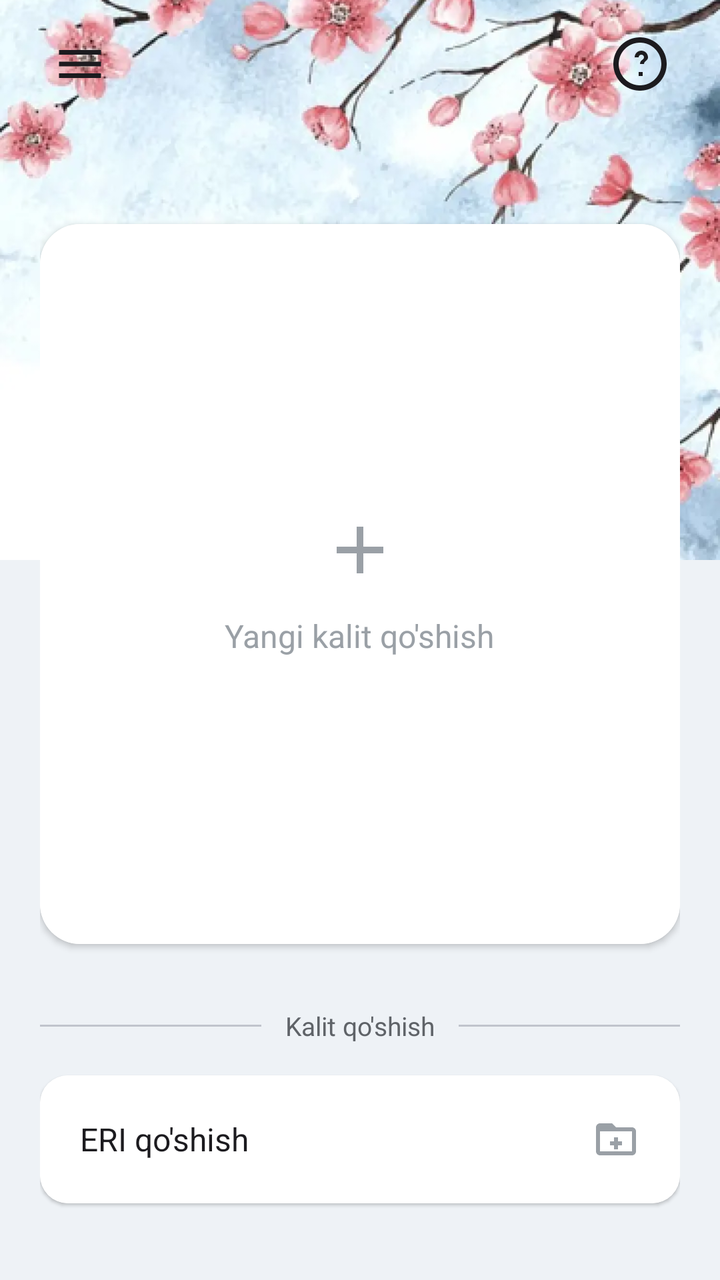
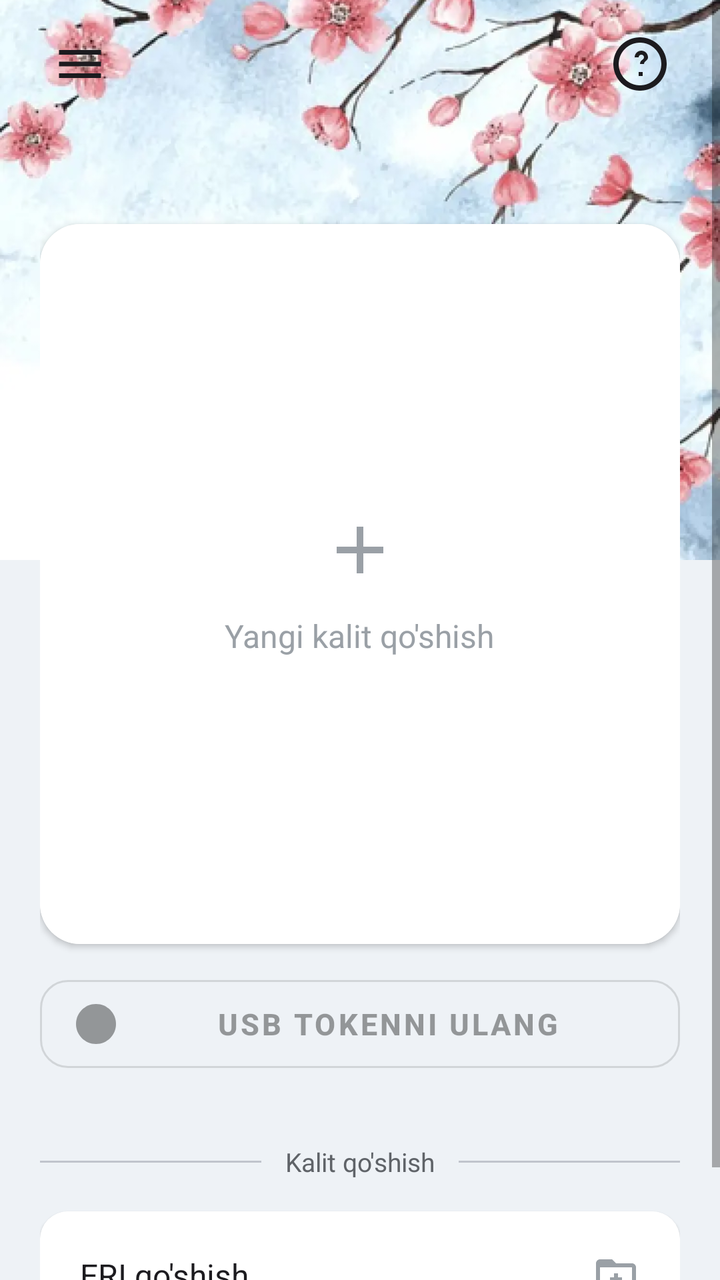

Compare the two renders of this Android layout. The source of the first and the diff that turns it into the second are given below.
<!-- AndroidManifest.xml: fallback theme Theme.MaterialComponents.DayNight.NoActionBar -->
<!-- res/layout/eimzo_ui_fragment_home.xml -->
<?xml version="1.0" encoding="utf-8"?>
<FrameLayout
    xmlns:android="http://schemas.android.com/apk/res/android"
    xmlns:app="http://schemas.android.com/apk/res-auto"
    android:layout_width="match_parent"
    android:layout_height="match_parent"
    android:background="#EEF2F6">

    <ImageView
        android:layout_width="match_parent"
        android:layout_height="280dp"
        android:scaleType="centerCrop"
        android:src="@drawable/eimzo_ui_bg_sakura"
        android:contentDescription="@null" />

    <ScrollView
        android:layout_width="match_parent"
        android:layout_height="match_parent"
        android:fillViewport="true">

        <LinearLayout
            android:layout_width="match_parent"
            android:layout_height="wrap_content"
            android:orientation="vertical"
            android:paddingHorizontal="20dp">

            
            <LinearLayout
                android:layout_width="match_parent"
                android:layout_height="wrap_content"
                android:orientation="horizontal"
                android:paddingTop="12dp"
                android:paddingBottom="20dp">

                <ImageView
                    android:id="@+id/btnMenu"
                    android:layout_width="40dp"
                    android:layout_height="40dp"
                    android:padding="6dp"
                    android:src="@drawable/eimzo_ui_ic_menu"
                    android:background="?attr/selectableItemBackgroundBorderless"
                    android:contentDescription="@string/eimzo_ui_home" />

                <View
                    android:layout_width="0dp"
                    android:layout_height="0dp"
                    android:layout_weight="1" />

                <ImageView
                    android:id="@+id/btnHelp"
                    android:layout_width="40dp"
                    android:layout_height="40dp"
                    android:padding="4dp"
                    android:src="@drawable/eimzo_ui_ic_help"
                    android:background="?attr/selectableItemBackgroundBorderless"
                    android:contentDescription="@string/eimzo_ui_home" />
            </LinearLayout>

            <Space
                android:layout_width="match_parent"
                android:layout_height="40dp" />

            
            <LinearLayout
                android:id="@+id/headerKeys"
                android:layout_width="match_parent"
                android:layout_height="wrap_content"
                android:orientation="horizontal"
                android:gravity="center_vertical"
                android:layout_marginBottom="12dp"
                android:visibility="gone">

                <TextView
                    android:layout_width="0dp"
                    android:layout_height="wrap_content"
                    android:layout_weight="1"
                    android:text="@string/eimzo_ui_my_keys_full"
                    android:textColor="#1C1B1F"
                    android:textSize="20sp"
                    android:textStyle="bold" />

                <LinearLayout
                    android:id="@+id/btnSeeAll"
                    android:layout_width="wrap_content"
                    android:layout_height="wrap_content"
                    android:orientation="horizontal"
                    android:gravity="center_vertical"
                    android:clickable="true"
                    android:focusable="true"
                    android:background="?attr/selectableItemBackgroundBorderless"
                    android:paddingHorizontal="6dp"
                    android:paddingVertical="4dp">

                    <TextView
                        android:layout_width="wrap_content"
                        android:layout_height="wrap_content"
                        android:text="@string/eimzo_ui_see_all"
                        android:textColor="@color/eimzo_ui_primary"
                        android:textSize="15sp"
                        android:textStyle="bold" />

                    <ImageView
                        android:layout_width="20dp"
                        android:layout_height="20dp"
                        android:layout_marginStart="2dp"
                        android:src="@drawable/eimzo_ui_ic_chevron_right"
                        app:tint="@color/eimzo_ui_primary" />
                </LinearLayout>
            </LinearLayout>

            
            <androidx.cardview.widget.CardView
                android:id="@+id/cardKey"
                android:layout_width="match_parent"
                android:layout_height="220dp"
                app:cardCornerRadius="20dp"
                app:cardElevation="8dp"
                android:visibility="gone">

                <androidx.constraintlayout.widget.ConstraintLayout
                    android:layout_width="match_parent"
                    android:layout_height="match_parent"
                    android:background="@drawable/eimzo_ui_gradient_card"
                    android:padding="20dp">

                    <TextView
                        android:id="@+id/lblHomeStir"
                        android:layout_width="wrap_content"
                        android:layout_height="wrap_content"
                        android:text="@string/eimzo_ui_label_stir"
                        android:textColor="#B3FFFFFF"
                        android:textSize="12sp"
                        app:layout_constraintTop_toTopOf="parent"
                        app:layout_constraintStart_toStartOf="parent" />

                    <TextView
                        android:id="@+id/tvKeyId"
                        android:layout_width="wrap_content"
                        android:layout_height="wrap_content"
                        android:layout_marginTop="2dp"
                        android:textColor="#FFFFFF"
                        android:textSize="18sp"
                        android:textStyle="bold"
                        app:layout_constraintTop_toBottomOf="@id/lblHomeStir"
                        app:layout_constraintStart_toStartOf="parent" />

                    <TextView
                        android:id="@+id/tvKeyName"
                        android:layout_width="0dp"
                        android:layout_height="wrap_content"
                        android:textColor="#FFFFFF"
                        android:textSize="20sp"
                        android:textStyle="bold"
                        android:maxLines="2"
                        android:ellipsize="end"
                        app:layout_constraintTop_toTopOf="parent"
                        app:layout_constraintBottom_toBottomOf="parent"
                        app:layout_constraintStart_toStartOf="parent"
                        app:layout_constraintEnd_toEndOf="parent" />

                    <TextView
                        android:id="@+id/lblHomeJshshir"
                        android:layout_width="wrap_content"
                        android:layout_height="wrap_content"
                        android:text="@string/eimzo_ui_label_jshshir"
                        android:textColor="#B3FFFFFF"
                        android:textSize="12sp"
                        app:layout_constraintStart_toStartOf="parent"
                        app:layout_constraintBottom_toTopOf="@id/tvKeyPinfl" />

                    <TextView
                        android:id="@+id/tvKeyPinfl"
                        android:layout_width="0dp"
                        android:layout_height="wrap_content"
                        android:textColor="#FFFFFF"
                        android:textSize="16sp"
                        android:textStyle="bold"
                        app:layout_constraintStart_toStartOf="parent"
                        app:layout_constraintEnd_toStartOf="@id/guidelineHomeMid"
                        app:layout_constraintBottom_toBottomOf="parent" />

                    <androidx.constraintlayout.widget.Guideline
                        android:id="@+id/guidelineHomeMid"
                        android:layout_width="wrap_content"
                        android:layout_height="wrap_content"
                        android:orientation="vertical"
                        app:layout_constraintGuide_percent="0.55" />

                    <TextView
                        android:id="@+id/lblHomeDuration"
                        android:layout_width="wrap_content"
                        android:layout_height="wrap_content"
                        android:text="@string/eimzo_ui_label_duration"
                        android:textColor="#B3FFFFFF"
                        android:textSize="12sp"
                        app:layout_constraintStart_toStartOf="@id/guidelineHomeMid"
                        app:layout_constraintBottom_toTopOf="@id/tvKeyExpiry" />

                    <TextView
                        android:id="@+id/tvKeyExpiry"
                        android:layout_width="0dp"
                        android:layout_height="wrap_content"
                        android:textColor="#FFFFFF"
                        android:textSize="16sp"
                        android:textStyle="bold"
                        app:layout_constraintStart_toStartOf="@id/guidelineHomeMid"
                        app:layout_constraintEnd_toEndOf="parent"
                        app:layout_constraintBottom_toBottomOf="parent" />
                </androidx.constraintlayout.widget.ConstraintLayout>
            </androidx.cardview.widget.CardView>

            
            <androidx.cardview.widget.CardView
                android:id="@+id/tvNoKey"
                android:layout_width="match_parent"
                android:layout_height="360dp"
                app:cardCornerRadius="20dp"
                app:cardElevation="2dp"
                android:clickable="true"
                android:focusable="true"
                android:foreground="?attr/selectableItemBackground">

                <LinearLayout
                    android:layout_width="match_parent"
                    android:layout_height="match_parent"
                    android:orientation="vertical"
                    android:gravity="center"
                    android:padding="24dp"
                    android:background="#FFFFFF">

                    <ImageView
                        android:layout_width="40dp"
                        android:layout_height="40dp"
                        android:src="@drawable/eimzo_ui_ic_add"
                        app:tint="#9AA0A6" />

                    <TextView
                        android:layout_width="wrap_content"
                        android:layout_height="wrap_content"
                        android:layout_marginTop="12dp"
                        android:text="@string/eimzo_ui_new_key_add"
                        android:textColor="#9AA0A6"
                        android:textSize="16sp" />
                </LinearLayout>
            </androidx.cardview.widget.CardView>

            
            <androidx.cardview.widget.CardView
                android:id="@+id/cardDeepLink"
                android:layout_width="match_parent"
                android:layout_height="wrap_content"
                android:layout_marginTop="12dp"
                app:cardCornerRadius="14dp"
                app:cardElevation="1dp"
                android:visibility="gone">

                <LinearLayout
                    android:layout_width="match_parent"
                    android:layout_height="wrap_content"
                    android:orientation="vertical"
                    android:padding="14dp"
                    android:background="#E8F7F1">

                    <TextView
                        android:layout_width="match_parent"
                        android:layout_height="wrap_content"
                        android:text="@string/eimzo_ui_deeplink_received"
                        android:textColor="@color/eimzo_ui_primary_dark"
                        android:textSize="13sp"
                        android:textStyle="bold" />

                    <TextView
                        android:id="@+id/tvDeepLinkInfo"
                        android:layout_width="match_parent"
                        android:layout_height="wrap_content"
                        android:layout_marginTop="4dp"
                        android:textColor="#1C1B1F"
                        android:textSize="12sp"
                        android:maxLines="2"
                        android:ellipsize="middle" />
                </LinearLayout>
            </androidx.cardview.widget.CardView>

            
            <com.google.android.material.button.MaterialButton
                android:id="@+id/btnSign"
                android:layout_width="match_parent"
                android:layout_height="56dp"
                android:layout_marginTop="16dp"
                android:text="@string/eimzo_ui_sign"
                android:textSize="16sp"
                android:textStyle="bold"
                app:cornerRadius="14dp"
                app:backgroundTint="@color/eimzo_ui_primary"
                android:visibility="gone" />

            
            <LinearLayout
                android:layout_width="match_parent"
                android:layout_height="wrap_content"
                android:orientation="horizontal"
                android:gravity="center_vertical"
                android:layout_marginTop="32dp"
                android:layout_marginBottom="16dp">

                <View
                    android:layout_width="0dp"
                    android:layout_height="1dp"
                    android:layout_weight="1"
                    android:background="#C0C4CC" />

                <TextView
                    android:layout_width="wrap_content"
                    android:layout_height="wrap_content"
                    android:paddingHorizontal="12dp"
                    android:text="@string/eimzo_ui_key_add_section"
                    android:textColor="#5F6368"
                    android:textSize="13sp" />

                <View
                    android:layout_width="0dp"
                    android:layout_height="1dp"
                    android:layout_weight="1"
                    android:background="#C0C4CC" />
            </LinearLayout>

            
            <androidx.cardview.widget.CardView
                android:id="@+id/rowAddEri"
                android:layout_width="match_parent"
                android:layout_height="64dp"
                app:cardCornerRadius="14dp"
                app:cardElevation="1dp"
                android:clickable="true"
                android:focusable="true"
                android:foreground="?attr/selectableItemBackground">

                <LinearLayout
                    android:layout_width="match_parent"
                    android:layout_height="match_parent"
                    android:orientation="horizontal"
                    android:gravity="center_vertical"
                    android:paddingHorizontal="20dp"
                    android:background="#FFFFFF">

                    <TextView
                        android:layout_width="0dp"
                        android:layout_height="wrap_content"
                        android:layout_weight="1"
                        android:text="@string/eimzo_ui_add_eri_short"
                        android:textColor="#1C1B1F"
                        android:textSize="16sp" />

                    <ImageView
                        android:layout_width="24dp"
                        android:layout_height="24dp"
                        android:src="@drawable/eimzo_ui_ic_folder_add" />
                </LinearLayout>
            </androidx.cardview.widget.CardView>

            
            <TextView
                android:id="@+id/tvSignResult"
                android:layout_width="match_parent"
                android:layout_height="wrap_content"
                android:layout_marginTop="16dp"
                android:textSize="14sp"
                android:visibility="gone" />

            <ProgressBar
                android:id="@+id/progressBar"
                android:layout_width="wrap_content"
                android:layout_height="wrap_content"
                android:layout_gravity="center_horizontal"
                android:layout_marginTop="16dp"
                android:visibility="gone" />

            
            <Space
                android:id="@+id/btnUsbToken"
                android:layout_width="0dp"
                android:layout_height="0dp" />

            <Space
                android:layout_width="match_parent"
                android:layout_height="32dp" />
        </LinearLayout>
    </ScrollView>
</FrameLayout>
<!-- resources referenced by this layout -->
<resources>
  <color name="eimzo_ui_primary">#00C68E</color>
  <color name="eimzo_ui_primary_dark">#00A376</color>
  <!-- drawable eimzo_ui_gradient_card (drawable) -->
  <?xml version="1.0" encoding="utf-8"?>
  <shape xmlns:android="http://schemas.android.com/apk/res/android"
      android:shape="rectangle">
      <gradient
          android:startColor="#136A8A"
          android:endColor="#267871"
          android:angle="0" />
      <corners android:radius="20dp" />
  </shape>
  <!-- drawable eimzo_ui_ic_add (drawable) -->
  <?xml version="1.0" encoding="utf-8"?>
  <vector xmlns:android="http://schemas.android.com/apk/res/android"
      android:width="24dp"
      android:height="24dp"
      android:viewportWidth="24"
      android:viewportHeight="24">
      <path
          android:fillColor="@android:color/white"
          android:pathData="M19,13h-6v6h-2v-6H5v-2h6V5h2v6h6v2z" />
  </vector>
  <!-- drawable eimzo_ui_ic_chevron_right (drawable) -->
  <?xml version="1.0" encoding="utf-8"?>
  <vector xmlns:android="http://schemas.android.com/apk/res/android"
      android:width="24dp"
      android:height="24dp"
      android:viewportWidth="24"
      android:viewportHeight="24">
      <path
          android:fillColor="@android:color/white"
          android:pathData="M10,6L8.59,7.41 13.17,12l-4.58,4.59L10,18l6,-6z" />
  </vector>
  <!-- drawable eimzo_ui_ic_folder_add (drawable) -->
  <?xml version="1.0" encoding="utf-8"?>
  <vector xmlns:android="http://schemas.android.com/apk/res/android"
      android:width="24dp"
      android:height="24dp"
      android:viewportWidth="24"
      android:viewportHeight="24">
      <path
          android:fillColor="#9AA0A6"
          android:pathData="M20,6h-8l-2,-2H4c-1.1,0 -2,0.9 -2,2v12c0,1.1 0.9,2 2,2h16c1.1,0 2,-0.9 2,-2V8c0,-1.1 -0.9,-2 -2,-2zM20,18H4V8h16v10zM13,11h-2v2H9v2h2v2h2v-2h2v-2h-2z" />
  </vector>
  <!-- drawable eimzo_ui_ic_help (drawable) -->
  <?xml version="1.0" encoding="utf-8"?>
  <vector xmlns:android="http://schemas.android.com/apk/res/android"
      android:width="24dp"
      android:height="24dp"
      android:viewportWidth="24"
      android:viewportHeight="24">
      <path
          android:fillColor="#1C1B1F"
          android:pathData="M12,2C6.48,2 2,6.48 2,12s4.48,10 10,10 10,-4.48 10,-10S17.52,2 12,2zM12,20c-4.41,0 -8,-3.59 -8,-8s3.59,-8 8,-8 8,3.59 8,8 -3.59,8 -8,8zM12.5,7C11.12,7 10,8.12 10,9.5h1.5c0,-0.55 0.45,-1 1,-1s1,0.45 1,1c0,1 -1.5,0.88 -1.5,2.5h1.5c0,-1.12 1.5,-1.25 1.5,-2.5C15,8.12 13.88,7 12.5,7zM11.5,15h1.5v1.5h-1.5z" />
  </vector>
  <!-- drawable eimzo_ui_ic_menu (drawable) -->
  <?xml version="1.0" encoding="utf-8"?>
  <vector xmlns:android="http://schemas.android.com/apk/res/android"
      android:width="24dp"
      android:height="24dp"
      android:viewportWidth="24"
      android:viewportHeight="24">
      <path
          android:fillColor="#1C1B1F"
          android:pathData="M3,18h18v-2H3v2zM3,13h18v-2H3v2zM3,6v2h18V6H3z" />
  </vector>
  <string name="eimzo_ui_add_eri_short">ERI qo\'shish</string>
  <string name="eimzo_ui_deeplink_received">Imzo so\'rovi qabul qilindi</string>
  <string name="eimzo_ui_home">Bosh sahifa</string>
  <string name="eimzo_ui_key_add_section">Kalit qo\'shish</string>
  <string name="eimzo_ui_label_duration">Muddati</string>
  <string name="eimzo_ui_label_jshshir">JSHSHIR</string>
  <string name="eimzo_ui_label_stir">STIR</string>
  <string name="eimzo_ui_my_keys_full">Mening kalitlarim</string>
  <string name="eimzo_ui_new_key_add">Yangi kalit qo\'shish</string>
  <string name="eimzo_ui_see_all">hammasi</string>
  <string name="eimzo_ui_sign">IMZOLASH</string>
  <!-- unchanged entries left out for length: 1 -->
</resources>

<!-- the commit's change to res/layout/eimzo_ui_fragment_home.xml (unified diff, before → after) -->
@@ -295,6 +295,20 @@
                 android:visibility="gone" />
 
             
+            <com.google.android.material.button.MaterialButton
+                android:id="@+id/btnSignWithUsb"
+                android:layout_width="match_parent"
+                android:layout_height="56dp"
+                android:layout_marginTop="12dp"
+                android:enabled="false"
+                android:text="@string/eimzo_ui_usb_token_not_connected"
+                android:textSize="15sp"
+                android:textStyle="bold"
+                app:cornerRadius="14dp"
+                app:icon="@drawable/eimzo_ui_ic_usb"
+                style="@style/Widget.MaterialComponents.Button.OutlinedButton" />
+
+            
             <LinearLayout
                 android:layout_width="match_parent"
                 android:layout_height="wrap_content"
<!-- resource entries referenced after the edit -->
@@ -67,6 +67,15 @@
           android:fillColor="#1C1B1F"
           android:pathData="M3,18h18v-2H3v2zM3,13h18v-2H3v2zM3,6v2h18V6H3z" />
   </vector>
+  <!-- drawable eimzo_ui_ic_usb (drawable) -->
+  <?xml version="1.0" encoding="utf-8"?>
+  <vector xmlns:android="http://schemas.android.com/apk/res/android"
+      android:width="24dp"
+      android:height="24dp"
+      android:viewportWidth="24"
+      android:viewportHeight="24">
+    <path android:fillColor="#FF000000" android:pathData="M12,2C6.48,2 2,6.48 2,12s4.48,10 10,10 10,-4.48 10,-10S17.52,2 12,2z"/>
+  </vector>
   <string name="eimzo_ui_add_eri_short">ERI qo\'shish</string>
   <string name="eimzo_ui_deeplink_received">Imzo so\'rovi qabul qilindi</string>
   <string name="eimzo_ui_home">Bosh sahifa</string>
@@ -78,6 +87,7 @@
   <string name="eimzo_ui_new_key_add">Yangi kalit qo\'shish</string>
   <string name="eimzo_ui_see_all">hammasi</string>
   <string name="eimzo_ui_sign">IMZOLASH</string>
+  <string name="eimzo_ui_usb_token_not_connected">USB tokenni ulang</string>
   <!-- unchanged entries left out for length: 1 -->
 </resources>
 
